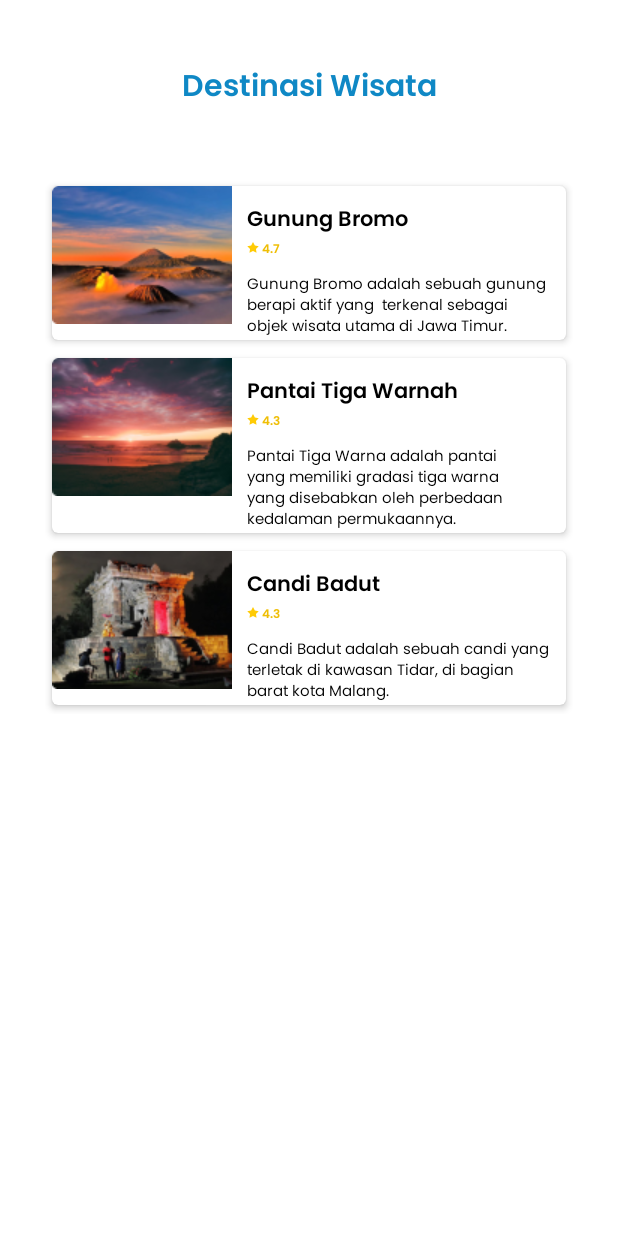
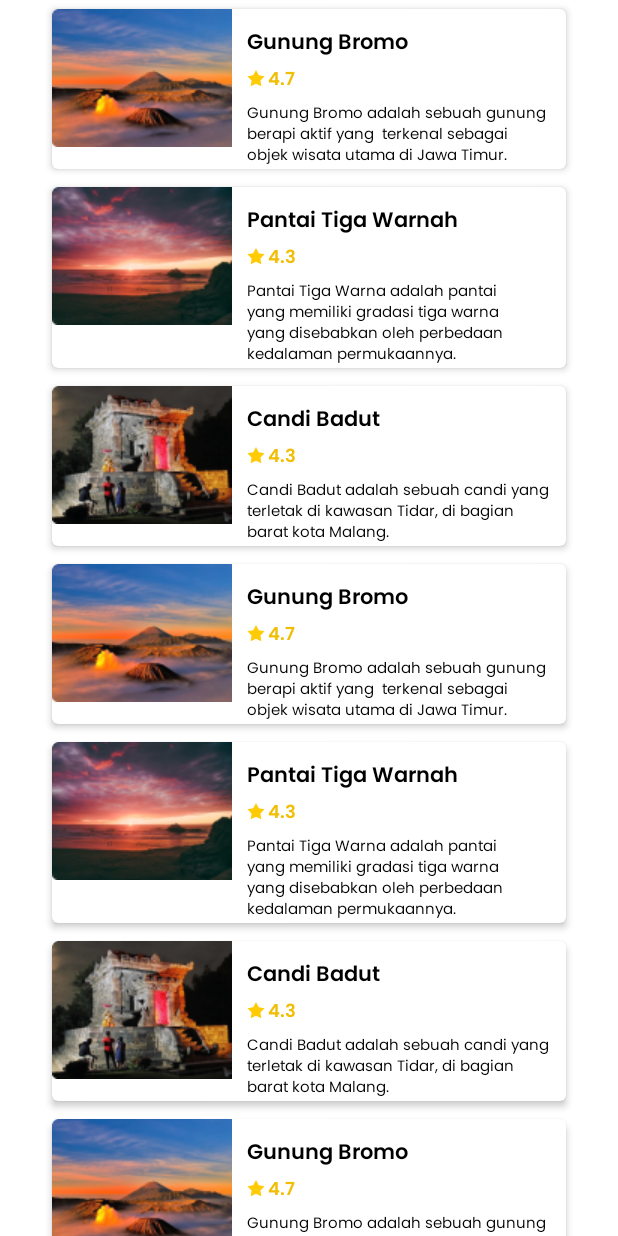
Before and after one commit to captvelsky/Atasiwirapp, an Android app: the screen it shows after launch (MainActivity), on a phone screen of 412 x 824 dp. Run offline under Robolectric (Android 15) with nearby library versions, the phone set to English and light mode, and no system bars.

Commit message:
implement scrollview w/ some fix

```diff
--- a/app/src/main/java/com/example/atasiwirapp/MainActivity.java
+++ b/app/src/main/java/com/example/atasiwirapp/MainActivity.java
@@ -11,6 +11,7 @@ import java.util.ArrayList;
 
 public class MainActivity extends AppCompatActivity {
 
+    //    buat ngetes doang, kode asli di menuWisata
     RecyclerView listRecyclerView;
     listAdapter listAdapter;
     ImageView asu;
@@ -18,8 +19,10 @@ public class MainActivity extends AppCompatActivity {
     @Override
     protected void onCreate(Bundle savedInstanceState) {
         super.onCreate(savedInstanceState);
+        //    ganti ke activity_main dulu
         setContentView(R.layout.activity_menu_wisata);
 
+        //    buat ngetes doang, kode asli di menuWisata
         asu = findViewById(R.id.imageView);
         listRecyclerView = findViewById(R.id.recyclerView);
         listRecyclerView.setLayoutManager(new LinearLayoutManager(this));
@@ -27,6 +30,7 @@ public class MainActivity extends AppCompatActivity {
         listRecyclerView.setAdapter(listAdapter);
     }
 
+    //    buat ngetes doang, kode asli di menuWisata
     private ArrayList<listModel> getList() {
         ArrayList<listModel> models = new ArrayList<>();
         listModel m = new listModel();
@@ -50,6 +54,48 @@ public class MainActivity extends AppCompatActivity {
         m.setDesc("Candi Badut adalah sebuah candi yang terletak di kawasan Tidar, di bagian barat kota Malang.");
         models.add(m);
 
+        m = new listModel();
+        m.setImg(R.drawable.wisata1);
+        m.setTitle("Gunung Bromo");
+        m.setRating("4.7");
+        m.setDesc("Gunung Bromo adalah sebuah gunung berapi aktif yang  terkenal sebagai objek wisata utama di Jawa Timur.");
+        models.add(m);
+
+        m = new listModel();
+        m.setImg(R.drawable.wisata2);
+        m.setTitle("Pantai Tiga Warnah");
+        m.setRating("4.3");
+        m.setDesc("Pantai Tiga Warna adalah pantai yang memiliki gradasi tiga warna yang disebabkan oleh perbedaan kedalaman permukaannya.");
+        models.add(m);
+
+        m = new listModel();
+        m.setImg(R.drawable.wisata3);
+        m.setTitle("Candi Badut");
+        m.setRating("4.3");
+        m.setDesc("Candi Badut adalah sebuah candi yang terletak di kawasan Tidar, di bagian barat kota Malang.");
+        models.add(m);
+
+        m = new listModel();
+        m.setImg(R.drawable.wisata1);
+        m.setTitle("Gunung Bromo");
+        m.setRating("4.7");
+        m.setDesc("Gunung Bromo adalah sebuah gunung berapi aktif yang  terkenal sebagai objek wisata utama di Jawa Timur.");
+        models.add(m);
+
+        m = new listModel();
+        m.setImg(R.drawable.wisata2);
+        m.setTitle("Pantai Tiga Warnah");
+        m.setRating("4.3");
+        m.setDesc("Pantai Tiga Warna adalah pantai yang memiliki gradasi tiga warna yang disebabkan oleh perbedaan kedalaman permukaannya.");
+        models.add(m);
+
+        m = new listModel();
+        m.setImg(R.drawable.wisata3);
+        m.setTitle("Candi Badut");
+        m.setRating("4.3");
+        m.setDesc("Candi Badut adalah sebuah candi yang terletak di kawasan Tidar, di bagian barat kota Malang.");
+        models.add(m);
+
         return models;
     }
 }
--- a/app/src/main/res/layout/activity_menu_wisata.xml
+++ b/app/src/main/res/layout/activity_menu_wisata.xml
@@ -1,5 +1,6 @@
 <?xml version="1.0" encoding="utf-8"?>
-<androidx.constraintlayout.widget.ConstraintLayout xmlns:android="http://schemas.android.com/apk/res/android"
+<androidx.core.widget.NestedScrollView
+    xmlns:android="http://schemas.android.com/apk/res/android"
     xmlns:app="http://schemas.android.com/apk/res-auto"
     xmlns:tools="http://schemas.android.com/tools"
     android:layout_width="match_parent"
@@ -7,11 +8,16 @@
     android:background="#FFF"
     tools:context=".menuWisata">
 
+    <RelativeLayout
+        android:layout_width="match_parent"
+        android:layout_height="wrap_content">
+
         <TextView
             android:id="@+id/textView6"
             android:layout_width="wrap_content"
             android:layout_height="wrap_content"
             android:layout_marginTop="42dp"
+            android:layout_centerHorizontal="true"
             android:fontFamily="@font/poppins_semibold"
             android:text="Destinasi Wisata"
             android:textColor="#0F88C5"
@@ -27,8 +33,10 @@
             android:layout_marginLeft="30dp"
             android:layout_marginTop="42dp"
             android:layout_marginRight="30dp"
+            android:layout_below="@id/textView6"
             app:layout_constraintEnd_toEndOf="parent"
             app:layout_constraintStart_toStartOf="parent"
             app:layout_constraintTop_toBottomOf="@+id/textView6" />
+    </RelativeLayout>
 
-</androidx.constraintlayout.widget.ConstraintLayout>
+</androidx.core.widget.NestedScrollView>
--- a/app/src/main/res/layout/list_wisata.xml
+++ b/app/src/main/res/layout/list_wisata.xml
@@ -29,35 +29,41 @@
             android:textColor="#000"
             android:textSize="14sp" />
 
+        <RelativeLayout
+            android:id="@+id/ratingContainer"
+            android:layout_width="wrap_content"
+            android:layout_height="wrap_content"
+            android:layout_below="@id/cardTitle"
+            android:layout_toEndOf="@id/cardImg"
+            android:layout_marginStart="10dp">
+
             <ImageView
                 android:id="@+id/cardStar"
-            android:layout_width="8dp"
-            android:layout_height="8dp"
-            android:layout_below="@id/cardTitle"
-            android:layout_marginStart="10dp"
-            android:layout_marginTop="2dp"
-            android:layout_toEndOf="@id/cardImg"
-            android:src="@drawable/ic_star" />
+                android:layout_width="12dp"
+                android:layout_height="12dp"
+                android:src="@drawable/ic_star"
+                android:layout_centerVertical="true"/>
 
             <TextView
                 android:id="@+id/cardRating"
                 android:layout_width="wrap_content"
                 android:layout_height="wrap_content"
-            android:layout_below="@id/cardTitle"
                 android:layout_marginStart="2dp"
+                android:layout_marginTop="2dp"
                 android:layout_toEndOf="@id/cardStar"
                 android:fontFamily="@font/poppins_semibold"
                 android:text="0.0"
                 android:textColor="#EFBE05"
-            android:textSize="8sp" />
+                android:textSize="12sp" />
+        </RelativeLayout>
 
         <TextView
             android:id="@+id/cardDesc"
             android:layout_width="wrap_content"
             android:layout_height="wrap_content"
-            android:layout_below="@id/cardRating"
+            android:layout_below="@id/ratingContainer"
             android:layout_marginStart="10dp"
-            android:layout_marginTop="8dp"
+            android:layout_marginTop="4dp"
             android:layout_marginEnd="11dp"
             android:layout_toEndOf="@id/cardImg"
             android:fontFamily="@font/poppins"
```
Also changed, not shown: app/src/main/java/com/example/atasiwirapp/menuWisata.java (+83 -0 lines). Lines whose indentation alone changed are shown as unchanged.
